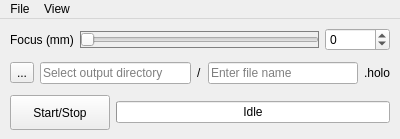
Above: Holovibes/lightui.ui from DigitalHolography/Holovibes before the change. Below: the same form after it.
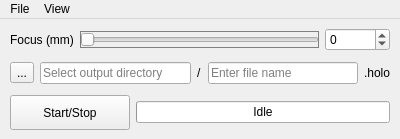
That is the form after the change. Custom widgets are drawn as their Qt base class.

Commit message: UI: added keyboind shortcut, Ctrl+S for Browse Export File

What changed in the file:
```diff
--- a/Holovibes/lightui.ui
+++ b/Holovibes/lightui.ui
@@ -154,13 +154,13 @@
         </property>
         <property name="minimumSize">
          <size>
-          <width>100</width>
+          <width>120</width>
           <height>35</height>
          </size>
         </property>
         <property name="maximumSize">
          <size>
-          <width>100</width>
+          <width>120</width>
           <height>35</height>
          </size>
         </property>
```
Left out of the diff: 6 changed lines with no effect on the pictures. The commit also changes 1 other file.
